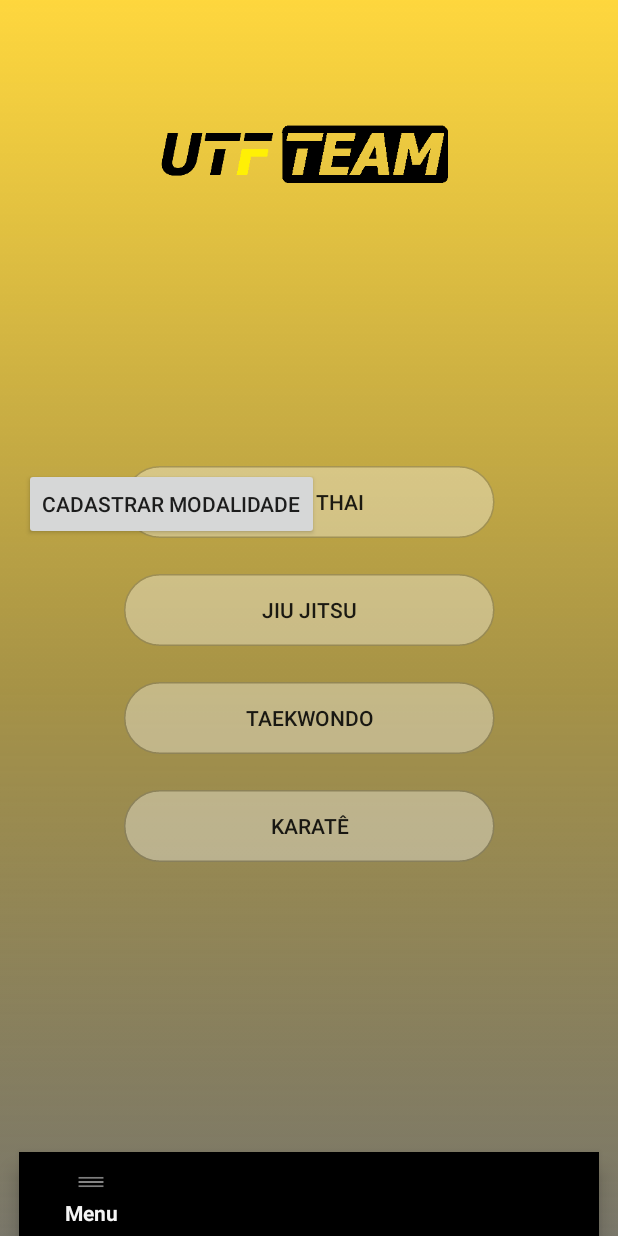
After one commit to Gabrielbaumgarten/UTFTEAM, an Android app: the fragment TecnicasBasicas placed in its activity, on a phone screen of 412 x 824 dp. The commit adds this screen. Run offline under Robolectric (Android 15) with nearby library versions, the phone set to English and light mode, and no system bars; Roboto replaces fonts that are not available here; 1 statement that could not run was skipped.

Commit message:
Ajustes apos o merge

```diff
--- a/app/src/main/java/com/example/gabri/utfteam/Menu_fragment.java
+++ b/app/src/main/java/com/example/gabri/utfteam/Menu_fragment.java
@@ -50,8 +50,8 @@ public class Menu_fragment extends Fragment {
 
         View view = inflater.inflate(R.layout.fragment_menu, container, false);
 
-        Button modalidades = (Button) view.findViewById(R.id.botao_menu_modalidades);
-        modalidades.setOnClickListener(new View.OnClickListener() {
+        Button tecnicasBasicas = (Button) view.findViewById(R.id.botao_menu_tecnicas_basicas);
+        tecnicasBasicas.setOnClickListener(new View.OnClickListener() {
             @Override
             public void onClick(View v) {
                 getActivity().getSupportFragmentManager().beginTransaction()
--- /dev/null
+++ b/app/src/main/java/com/example/gabri/utfteam/TecnicasBasicas.java
@@ -0,0 +1,29 @@
+package com.example.gabri.utfteam;
+
+
+import android.os.Bundle;
+import android.support.v4.app.Fragment;
+import android.view.LayoutInflater;
+import android.view.View;
+import android.view.ViewGroup;
+
+
+/**
+ * A simple {@link Fragment} subclass.
+ */
+public class TecnicasBasicas extends Fragment {
+
+
+    public TecnicasBasicas() {
+        // Required empty public constructor
+    }
+
+
+    @Override
+    public View onCreateView(LayoutInflater inflater, ViewGroup container,
+                             Bundle savedInstanceState) {
+        // Inflate the layout for this fragment
+        return inflater.inflate(R.layout.fragment_tecnicas_basicas, container, false);
+    }
+
+}
--- /dev/null
+++ b/app/src/main/res/layout/fragment_tecnicas_basicas.xml
@@ -0,0 +1,75 @@
+<?xml version="1.0" encoding="utf-8"?>
+<FrameLayout xmlns:android="http://schemas.android.com/apk/res/android"
+    xmlns:app="http://schemas.android.com/apk/res-auto"
+    xmlns:tools="http://schemas.android.com/tools"
+    android:layout_width="match_parent"
+    android:layout_height="match_parent"
+    tools:context=".TecnicasBasicas">
+
+    <android.support.constraint.ConstraintLayout
+        android:layout_width="match_parent"
+        android:layout_height="match_parent"><![CDATA[>
+
+
+
+
+
+        ]]>
+
+        <Button
+            android:id="@+id/button"
+            android:layout_width="wrap_content"
+            android:layout_height="wrap_content"
+            android:background="@drawable/retangulo1"
+            android:clickable="true"
+            android:text="Muay Thai"
+            app:layout_constraintBottom_toBottomOf="parent"
+            app:layout_constraintEnd_toEndOf="parent"
+            app:layout_constraintStart_toStartOf="parent"
+            app:layout_constraintTop_toTopOf="parent"
+            app:layout_constraintVertical_bias="0.100000024" />
+
+        <Button
+            android:id="@+id/button7"
+            android:layout_width="wrap_content"
+            android:layout_height="wrap_content"
+            android:layout_marginTop="24dp"
+            android:background="@drawable/retangulo1"
+            android:clickable="true"
+            android:text="Jiu Jitsu"
+            app:layout_constraintBottom_toBottomOf="parent"
+            app:layout_constraintEnd_toEndOf="parent"
+            app:layout_constraintStart_toStartOf="parent"
+            app:layout_constraintTop_toBottomOf="@+id/button"
+            app:layout_constraintVertical_bias="0.0" />
+
+        <Button
+            android:id="@+id/button8"
+            android:layout_width="wrap_content"
+            android:layout_height="wrap_content"
+            android:layout_marginTop="24dp"
+            android:background="@drawable/retangulo1"
+            android:clickable="true"
+            android:text="Taekwondo"
+            app:layout_constraintBottom_toBottomOf="parent"
+            app:layout_constraintEnd_toEndOf="parent"
+            app:layout_constraintStart_toStartOf="parent"
+            app:layout_constraintTop_toBottomOf="@+id/button7"
+            app:layout_constraintVertical_bias="0.0" />
+
+        <Button
+            android:id="@+id/button9"
+            android:layout_width="wrap_content"
+            android:layout_height="wrap_content"
+            android:layout_marginTop="24dp"
+            android:background="@drawable/retangulo1"
+            android:clickable="true"
+            android:text="Karatê"
+            app:layout_constraintBottom_toBottomOf="parent"
+            app:layout_constraintEnd_toEndOf="parent"
+            app:layout_constraintStart_toStartOf="parent"
+            app:layout_constraintTop_toBottomOf="@+id/button8"
+            app:layout_constraintVertical_bias="0.0" />
+    </android.support.constraint.ConstraintLayout>
+
+</FrameLayout>
```
